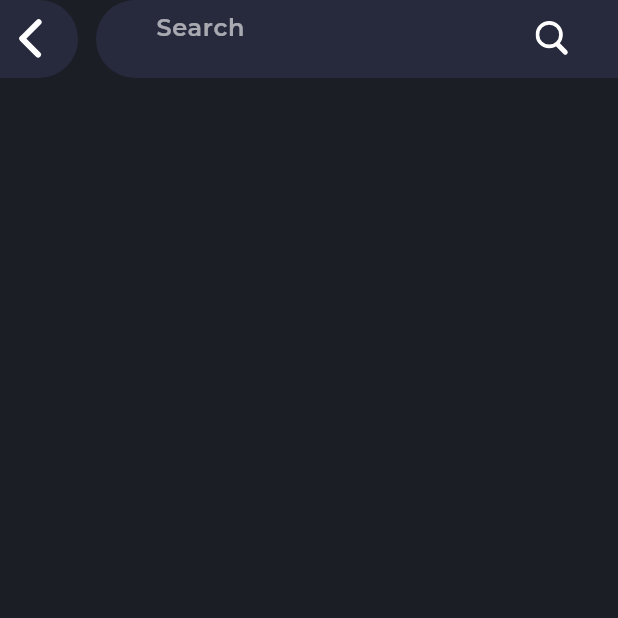
After one commit to Adithya-13/Mivoe, a Flutter app: the screen it shows after launch, after a tap on an icon or button, on a phone screen of 412 x 824 dp, the top half of it. The commit adds this screen. Run offline on Flutter 3.47's test engine with Material 2 defaults, Android fonts, the phone set to English and light mode, and no system bars; our stand-ins replace auto_size_text, card_swiper, flutter_bloc, flutter_slider_drawer, flutter_svg, google_fonts.

Commit message:
add search widget

```diff
--- a/lib/presentation/pages/dashboard_page.dart
+++ b/lib/presentation/pages/dashboard_page.dart
@@ -86,7 +86,9 @@ class _DashBoardPageState extends State<DashBoardPage> {
           ),
         ),
       ),
-      trailing: Container(
+      trailing: GestureDetector(
+        onTap: () => Navigator.pushNamed(context, PagePath.search),
+        child: Container(
           decoration: const BoxDecoration(
             color: AppTheme.purpleDark,
             borderRadius: BorderRadius.horizontal(
@@ -94,10 +96,14 @@ class _DashBoardPageState extends State<DashBoardPage> {
             ),
           ),
           padding: const EdgeInsets.all(12),
+          child: Hero(
+            tag: Keys.searchIcon,
             child: SvgPicture.asset(
               Resources.search,
               width: 28,
               color: AppTheme.white,
+            ),
+          ),
         ),
       ),
     );
--- a/lib/presentation/pages/pages.exports.dart
+++ b/lib/presentation/pages/pages.exports.dart
@@ -4,4 +4,5 @@
 // genexp
 
 export 'dashboard_page.dart';
+export 'search_page.dart';
 export 'splash_page.dart';
--- /dev/null
+++ b/lib/presentation/pages/search_page.dart
@@ -0,0 +1,78 @@
+import 'package:flutter/material.dart';
+import 'package:flutter_svg/flutter_svg.dart';
+import 'package:mivoe/mivoe.dart';
+
+class SearchPage extends StatelessWidget {
+  const SearchPage({Key? key}) : super(key: key);
+
+  @override
+  Widget build(BuildContext context) {
+    return Scaffold(
+      backgroundColor: AppTheme.scaffoldColor,
+      body: SafeArea(
+        child: Column(
+          children: [
+            Row(
+              children: [
+                GestureDetector(
+                  onTap: () => Navigator.pop(context),
+                  child: Container(
+                    decoration: const BoxDecoration(
+                      color: AppTheme.purpleDark,
+                      borderRadius: BorderRadius.horizontal(
+                        right: Radius.circular(40),
+                      ),
+                    ),
+                    padding: const EdgeInsets.all(12),
+                    child: SvgPicture.asset(
+                      Resources.back,
+                      width: 28,
+                      color: AppTheme.white,
+                    ),
+                  ),
+                ),
+                const SizedBox(width: 12),
+                Expanded(
+                  child: Container(
+                    decoration: const BoxDecoration(
+                      color: AppTheme.purpleDark,
+                      borderRadius: BorderRadius.horizontal(
+                        left: Radius.circular(40),
+                      ),
+                    ),
+                    padding: const EdgeInsets.only(
+                      right: 20,
+                      top: 2,
+                      bottom: 2,
+                      left: 40,
+                    ),
+                    child: TextField(
+                      decoration: InputDecoration(
+                        hintText: 'Search',
+                        border: InputBorder.none,
+                        isDense: true,
+                        suffixIcon: Padding(
+                          padding: const EdgeInsets.all(12),
+                          child: Hero(
+                            tag: Keys.searchIcon,
+                            child: SvgPicture.asset(
+                              Resources.search,
+                              color: AppTheme.white,
+                            ),
+                          ),
+                        ),
+                        hintStyle: AppTheme.headline3.withWhiteOpacity,
+                      ),
+                      style: AppTheme.headline3,
+                      cursorColor: AppTheme.white,
+                    ),
+                  ),
+                ),
+              ],
+            ),
+          ],
+        ),
+      ),
+    );
+  }
+}
--- a/lib/presentation/routes/page_path.dart
+++ b/lib/presentation/routes/page_path.dart
@@ -1,4 +1,5 @@
 class PagePath {
   static const String splash = '/';
   static const String dashboard = '/dashboard';
+  static const String search = '/search';
 }
--- a/lib/presentation/routes/page_router.dart
+++ b/lib/presentation/routes/page_router.dart
@@ -13,6 +13,8 @@ class PageRouter {
         return _buildRoute(settings, const SplashPage());
       case PagePath.dashboard:
         return _buildRoute(settings, const DashBoardPage());
+      case PagePath.search:
+        return _buildRoute(settings, const SearchPage());
       default:
         return _errorRoute();
     }
--- a/lib/presentation/utils/constants.dart
+++ b/lib/presentation/utils/constants.dart
@@ -16,4 +16,5 @@ class Resources {
 
 class Keys {
   static const String isOnBoardInitial = 'isOnBoardInitial';
+  static const String searchIcon = 'searchIcon';
 }
```
Lines whose indentation alone changed are shown as unchanged.
